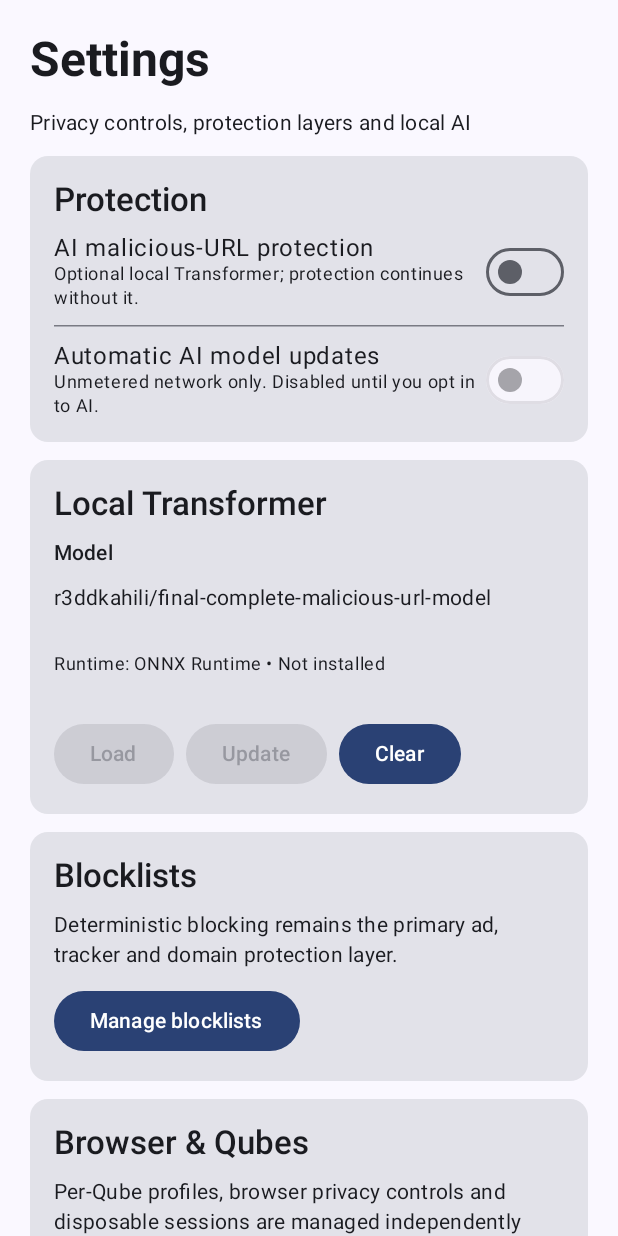
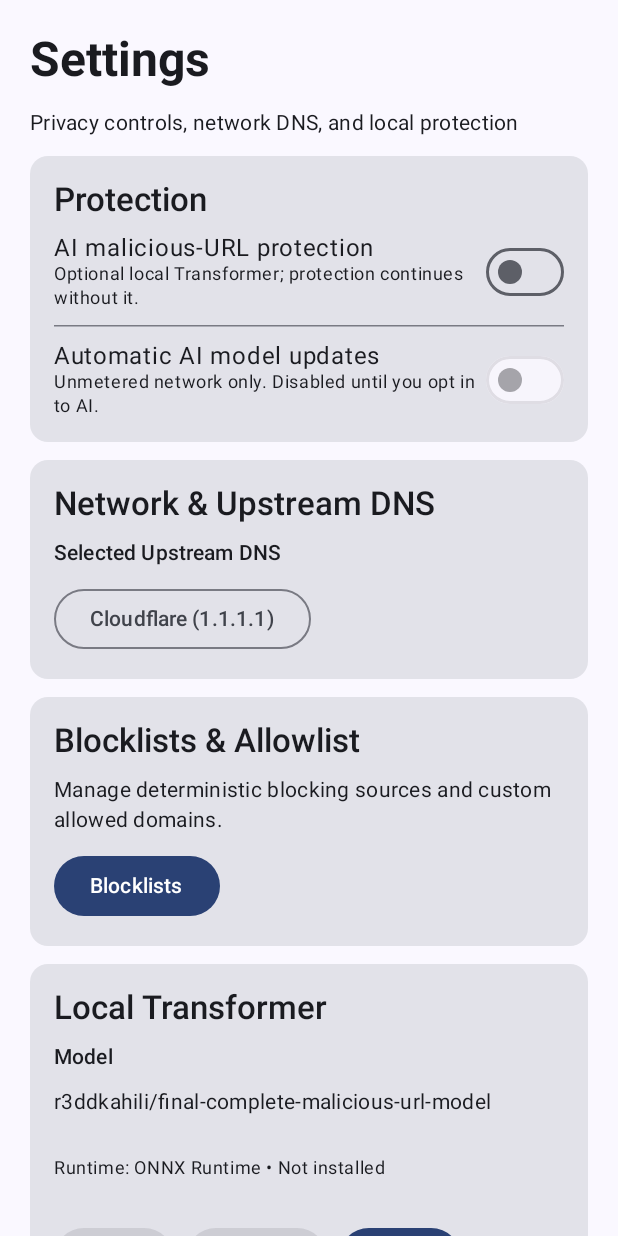
Before and after one commit to abdulraheemnohri/qubeguard, an Android app built with Jetpack Compose: the composable SettingsScreen shown on its own in the app's theme, on a phone screen of 412 x 824 dp. Run offline under Robolectric (Android 15) with nearby library versions, the phone set to English and light mode, and no system bars; our stand-ins replace Dagger/Hilt's generated code, Room's generated code, livedata-compose; libraries missing offline, so code that uses them is left out: ai.onnxruntime; pictures from the network do not load; 1 statement that could not run was skipped.

```diff
--- a/app/src/main/java/com/qubeguard/app/data/blocklist/BlocklistDao.kt
+++ b/app/src/main/java/com/qubeguard/app/data/blocklist/BlocklistDao.kt
@@ -77,4 +77,14 @@ interface BlocklistDao {
         LIMIT 1
     """)
     suspend fun getMatchingAllowlistRule(domain: String): BlocklistRule?
+
+    // DNS Query Logging
+    @Insert(onConflict = OnConflictStrategy.REPLACE)
+    suspend fun insertDnsLog(log: DnsLogEntity)
+
+    @Query("SELECT * FROM dns_logs ORDER BY timestamp DESC LIMIT :limit")
+    suspend fun getRecentDnsLogs(limit: Int = 100): List<DnsLogEntity>
+
+    @Query("DELETE FROM dns_logs")
+    suspend fun clearDnsLogs()
 }
--- a/app/src/main/java/com/qubeguard/app/data/blocklist/BlocklistModule.kt
+++ b/app/src/main/java/com/qubeguard/app/data/blocklist/BlocklistModule.kt
@@ -22,7 +22,7 @@ object BlocklistModule {
             context,
             BlocklistDatabase::class.java,
             "blocklist_database"
-        ).build()
+        ).fallbackToDestructiveMigration().build()
     }
 
     @Provides
--- a/app/src/main/java/com/qubeguard/app/ui/NavGraph.kt
+++ b/app/src/main/java/com/qubeguard/app/ui/NavGraph.kt
@@ -13,4 +13,6 @@ object NavGraph {
     const val FEEDBACK_SETTINGS = "feedback_settings"
     const val ML_SETTINGS = "ml_settings"
     const val QUBE_MANAGEMENT = "qube_management"
+    const val ALLOWLIST_SETTINGS = "allowlist_settings"
+    const val DNS_LOGS = "dns_logs"
 }
--- a/app/src/main/java/com/qubeguard/app/ui/SettingsActivity.kt
+++ b/app/src/main/java/com/qubeguard/app/ui/SettingsActivity.kt
@@ -4,6 +4,7 @@ import android.os.Bundle
 import androidx.activity.ComponentActivity
 import androidx.activity.compose.setContent
 import androidx.compose.foundation.layout.Arrangement
+import androidx.compose.foundation.layout.Box
 import androidx.compose.foundation.layout.Column
 import androidx.compose.foundation.layout.Row
 import androidx.compose.foundation.layout.Spacer
@@ -15,14 +16,20 @@ import androidx.compose.foundation.rememberScrollState
 import androidx.compose.foundation.verticalScroll
 import androidx.compose.material3.Button
 import androidx.compose.material3.Card
+import androidx.compose.material3.DropdownMenu
+import androidx.compose.material3.DropdownMenuItem
 import androidx.compose.material3.HorizontalDivider
 import androidx.compose.material3.MaterialTheme
+import androidx.compose.material3.OutlinedButton
 import androidx.compose.material3.Surface
 import androidx.compose.material3.Switch
 import androidx.compose.material3.Text
 import androidx.compose.runtime.Composable
 import androidx.compose.runtime.getValue
 import androidx.compose.runtime.livedata.observeAsState
+import androidx.compose.runtime.mutableStateOf
+import androidx.compose.runtime.remember
+import androidx.compose.runtime.setValue
 import androidx.compose.ui.Alignment
 import androidx.compose.ui.Modifier
 import androidx.compose.ui.text.font.FontWeight
@@ -47,13 +54,25 @@ class SettingsActivity : ComponentActivity() {
 @Composable
 fun SettingsScreen(
     onNavigateToBlocklists: (() -> Unit)? = null,
+    onNavigateToAllowlist: (() -> Unit)? = null,
     onNavigateToQubes: (() -> Unit)? = null,
     onNavigateToAi: (() -> Unit)? = null,
-    onNavigateToFeedback: (() -> Unit)? = null
+    onNavigateToFeedback: (() -> Unit)? = null,
+    onNavigateToDnsLogs: (() -> Unit)? = null
 ) {
     val viewModel: SettingsViewModel = hiltViewModel()
     val aiEnabled by viewModel.isMlEnabled.observeAsState(false)
     val autoUpdate by viewModel.isAutoModelUpdateEnabled.observeAsState(false)
+    val upstreamDns by viewModel.upstreamDns.observeAsState("1.1.1.1")
+
+    var showDnsMenu by remember { mutableStateOf(false) }
+
+    val dnsProviders = mapOf(
+        "1.1.1.1" to "Cloudflare (1.1.1.1)",
+        "94.140.14.14" to "AdGuard DNS (94.140.14.14)",
+        "9.9.9.9" to "Quad9 (9.9.9.9)",
+        "8.8.8.8" to "Google DNS (8.8.8.8)"
+    )
 
     Column(
         modifier = Modifier
@@ -63,7 +82,7 @@ fun SettingsScreen(
         verticalArrangement = Arrangement.spacedBy(12.dp)
     ) {
         Text("Settings", style = MaterialTheme.typography.headlineLarge, fontWeight = FontWeight.Bold)
-        Text("Privacy controls, protection layers and local AI", style = MaterialTheme.typography.bodyMedium)
+        Text("Privacy controls, network DNS, and local protection", style = MaterialTheme.typography.bodyMedium)
 
         SettingsCard("Protection") {
             SettingSwitch("AI malicious-URL protection", "Optional local Transformer; protection continues without it.", aiEnabled) {
@@ -72,6 +91,40 @@ fun SettingsScreen(
             HorizontalDivider()
             SettingSwitch("Automatic AI model updates", "Unmetered network only. Disabled until you opt in to AI.", autoUpdate, enabled = aiEnabled) {
                 viewModel.setAutoModelUpdateEnabled(it)
+            }
+        }
+
+        SettingsCard("Network & Upstream DNS") {
+            Text("Selected Upstream DNS", style = MaterialTheme.typography.labelLarge)
+            Box {
+                OutlinedButton(onClick = { showDnsMenu = true }) {
+                    Text(dnsProviders[upstreamDns] ?: upstreamDns)
+                }
+                DropdownMenu(expanded = showDnsMenu, onDismissRequest = { showDnsMenu = false }) {
+                    dnsProviders.forEach { (ip, label) ->
+                        DropdownMenuItem(
+                            text = { Text(label) },
+                            onClick = {
+                                viewModel.setUpstreamDns(ip)
+                                showDnsMenu = false
+                            }
+                        )
+                    }
+                }
+            }
+            if (onNavigateToDnsLogs != null) {
+                Spacer(Modifier.height(4.dp))
+                Button(onClick = onNavigateToDnsLogs) { Text("View DNS Network Logs") }
+            }
+        }
+
+        SettingsCard("Blocklists & Allowlist") {
+            Text("Manage deterministic blocking sources and custom allowed domains.", style = MaterialTheme.typography.bodyMedium)
+            Row(horizontalArrangement = Arrangement.spacedBy(8.dp)) {
+                Button(onClick = { onNavigateToBlocklists?.invoke() }) { Text("Blocklists") }
+                if (onNavigateToAllowlist != null) {
+                    OutlinedButton(onClick = onNavigateToAllowlist) { Text("Allowlist") }
+                }
             }
         }
 
@@ -97,11 +150,6 @@ fun SettingsScreen(
             }
         }
 
-        SettingsCard("Blocklists") {
-            Text("Deterministic blocking remains the primary ad, tracker and domain protection layer.", style = MaterialTheme.typography.bodyMedium)
-            Button(onClick = { onNavigateToBlocklists?.invoke() }) { Text("Manage blocklists") }
-        }
-
         SettingsCard("Browser & Qubes") {
             Text("Per-Qube profiles, browser privacy controls and disposable sessions are managed independently from the AI layer.", style = MaterialTheme.typography.bodyMedium)
             Row(horizontalArrangement = Arrangement.spacedBy(8.dp)) {
@@ -110,11 +158,6 @@ fun SettingsScreen(
                     Button(onClick = onNavigateToFeedback) { Text("Feedback") }
                 }
             }
-        }
-
-        SettingsCard("Privacy") {
-            Text("No remote AI inference is used. AI classification runs locally when enabled.", style = MaterialTheme.typography.bodyMedium)
-            Text("No Hugging Face API token is required.", style = MaterialTheme.typography.bodySmall)
         }
     }
 }
--- a/app/src/main/java/com/qubeguard/app/ui/SettingsViewModel.kt
+++ b/app/src/main/java/com/qubeguard/app/ui/SettingsViewModel.kt
@@ -15,6 +15,7 @@ import com.qubeguard.app.browser.QubeProfile
 import com.qubeguard.app.data.blocklist.BlocklistDao
 import com.qubeguard.app.data.blocklist.BlocklistFetcherWorker
 import com.qubeguard.app.data.blocklist.BlocklistSource
+import com.qubeguard.app.data.blocklist.DnsLogEntity
 import com.qubeguard.app.ml.MLClassifier
 import com.qubeguard.app.ml.ModelDownloader
 import com.qubeguard.app.policy.FeedbackCollector
@@ -44,6 +45,9 @@ class SettingsViewModel @Inject constructor(
     private val _isTelemetryEnabled = MutableLiveData(preferences.getBoolean(KEY_TELEMETRY, false))
     val isTelemetryEnabled: LiveData<Boolean> = _isTelemetryEnabled
 
+    private val _upstreamDns = MutableLiveData(preferences.getString(KEY_UPSTREAM_DNS, "1.1.1.1") ?: "1.1.1.1")
+    val upstreamDns: LiveData<String> = _upstreamDns
+
     private val _falsePositiveCount = MutableLiveData(0)
     val falsePositiveCount: LiveData<Int> = _falsePositiveCount
     private val _allowAlwaysCount = MutableLiveData(0)
@@ -51,11 +55,15 @@ class SettingsViewModel @Inject constructor(
     private val _totalRuleCount = MutableLiveData(0)
     val totalRuleCount: LiveData<Int> = _totalRuleCount
 
+    private val _dnsLogs = MutableLiveData<List<DnsLogEntity>>(emptyList())
+    val dnsLogs: LiveData<List<DnsLogEntity>> = _dnsLogs
+
     init {
         loadBlocklistSources()
         loadQubeProfiles()
         loadFeedbackStats()
         loadTotalRuleCount()
+        loadDnsLogs()
     }
 
     fun loadBlocklistSources() { viewModelScope.launch { _blocklistSources.value = blocklistDao.getAllSources() } }
@@ -70,6 +78,24 @@ class SettingsViewModel @Inject constructor(
         viewModelScope.launch {
             _totalRuleCount.value = blocklistDao.getTotalRuleCount()
         }
+    }
+
+    fun loadDnsLogs() {
+        viewModelScope.launch {
+            _dnsLogs.value = blocklistDao.getRecentDnsLogs()
+        }
+    }
+
+    fun clearDnsLogs() {
+        viewModelScope.launch {
+            blocklistDao.clearDnsLogs()
+            _dnsLogs.value = emptyList()
+        }
+    }
+
+    fun setUpstreamDns(dnsIp: String) {
+        preferences.edit().putString(KEY_UPSTREAM_DNS, dnsIp).apply()
+        _upstreamDns.value = dnsIp
     }
 
     fun setBlocklistSourceEnabled(sourceId: String, enabled: Boolean) {
@@ -174,5 +200,6 @@ class SettingsViewModel @Inject constructor(
         private const val KEY_AI_ENABLED = "ai_enabled"
         private const val KEY_AUTO_UPDATE = "ai_auto_update"
         private const val KEY_TELEMETRY = "telemetry_enabled"
+        const val KEY_UPSTREAM_DNS = "upstream_dns_ip"
     }
 }
```
Also changed, not shown: app/src/main/java/com/qubeguard/app/data/blocklist/BlocklistDatabase.kt (+3 -4 lines), app/src/main/java/com/qubeguard/app/data/blocklist/DnsLogEntity.kt (added, +14 -0 lines), app/src/main/java/com/qubeguard/app/ui/AllowlistSettingsScreen.kt (added, +143 -0 lines), app/src/main/java/com/qubeguard/app/ui/AllowlistViewModel.kt (added, +67 -0 lines), app/src/main/java/com/qubeguard/app/ui/DnsLogScreen.kt (added, +136 -0 lines), app/src/main/java/com/qubeguard/app/ui/QubeGuardNavHost.kt (+9 -1 lines), app/src/main/java/com/qubeguard/app/vpn/DnsProxy.kt (+27 -5 lines), app/src/main/java/com/qubeguard/app/vpn/VpnServiceImplementation.kt (+23 -6 lines).
